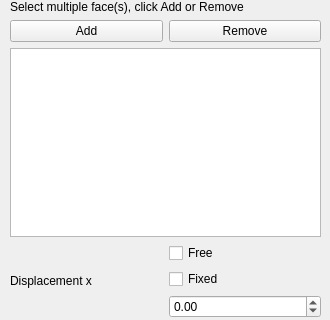
Qt form src/Mod/Fem/Gui/TaskFemConstraintDisplacement.ui (southseact-3d/fcd) before a commit; both pictures show x 0 to 330 and y 0 to 320 of the 330 by 800 pixel window.
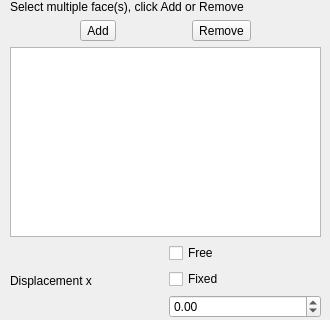
The same form after that commit.

Commit message:
[FEM] Add modal add/remove for dispacement constraint
With this, add/remove buttons for displacement constraint will put the user in a
selection mode if pressed when nothing is selected.

Superclass `TaskFemConstraintOnBoundary` Allows code reuse for other
constraints. We do not need this in `TaskFemConstraints` because it is only used
in a subset of constraints, particularly that applies on only some of the
boundary entities.

TODO: Confirm Undo/Redo works appropriately.
TODO: Optimize `onSelectionChanged()`.

Patch:
```diff
--- a/src/Mod/Fem/Gui/TaskFemConstraintDisplacement.ui
+++ b/src/Mod/Fem/Gui/TaskFemConstraintDisplacement.ui
@@ -54,17 +54,23 @@
     <item>
      <layout class="QHBoxLayout" name="hLayout1">
       <item>
-       <widget class="QPushButton" name="btnAdd">
+       <widget class="QToolButton" name="btnAdd">
         <property name="text">
          <string>Add</string>
         </property>
+        <property name="checkable">
+          <bool>true</bool>
+        </property>
        </widget>
       </item>
       <item>
-       <widget class="QPushButton" name="btnRemove">
+       <widget class="QToolButton" name="btnRemove">
         <property name="text">
          <string>Remove</string>
         </property>
+        <property name="checkable">
+          <bool>true</bool>
+        </property>
        </widget>
       </item>
      </layout>
```
The commit also changes 7 other files.
